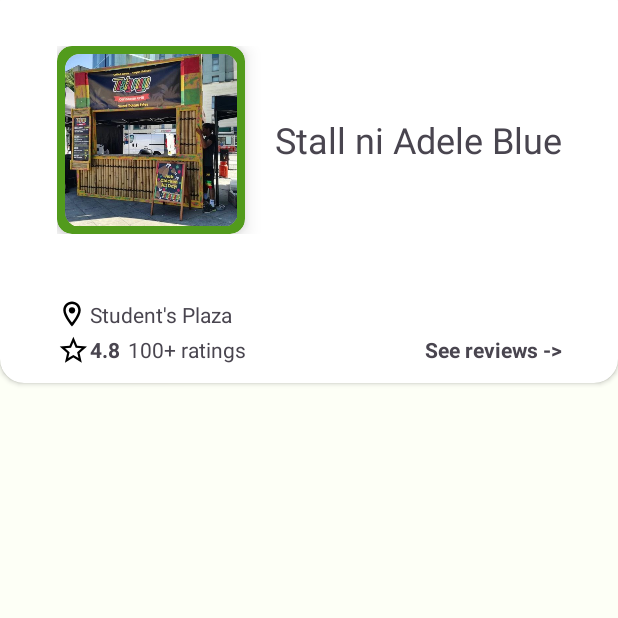
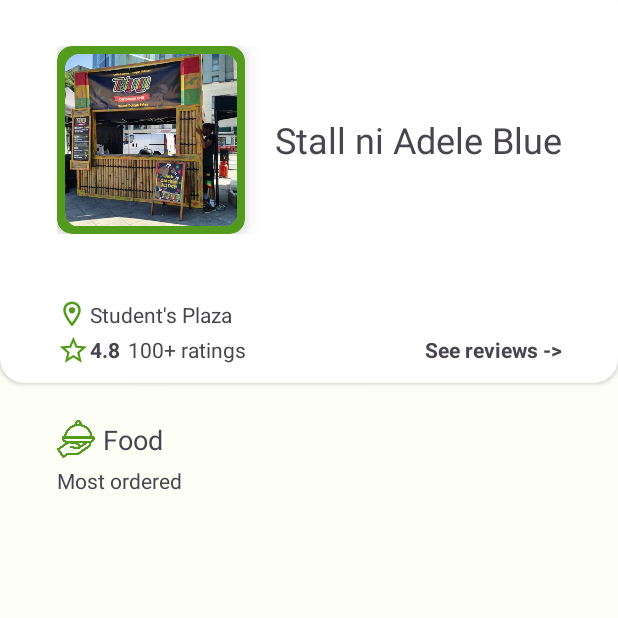
Before and after one commit to Finnmeowtons/UpangEats, an Android app: the fragment StallsInfoFragment shown on its own in the app's theme, on a phone screen of 412 x 824 dp, the top half of it. Run offline under Robolectric (Android 15) with nearby library versions, the light colour scheme and no system bars; Roboto replaces fonts that are not available here.

Commit message:
Added recycler view in stalls info fragment para makapag start na si neil sa recycler view d2

```diff
--- a/app/src/main/res/layout/fragment_stalls_info.xml
+++ b/app/src/main/res/layout/fragment_stalls_info.xml
@@ -93,7 +93,8 @@
                 <ImageView
                     android:layout_width="20dp"
                     android:layout_height="20dp"
-                    android:src="@drawable/outline_location_on_24" />
+                    android:src="@drawable/outline_location_on_24"
+                    app:tint="@color/md_theme_light_primary" />
 
                 <TextView
                     android:layout_marginStart="2dp"
@@ -115,6 +116,7 @@
 
                 <ImageView
                     android:layout_width="20dp"
+                    app:tint="@color/md_theme_light_primary"
                     android:layout_height="20dp"
                     android:src="@drawable/outline_star_outline_24" />
 
@@ -147,7 +149,47 @@
         </androidx.constraintlayout.widget.ConstraintLayout>
     </androidx.cardview.widget.CardView>
 
+    <ImageView
+        android:id="@+id/imageView4"
+        android:layout_width="25dp"
+        android:layout_height="25dp"
+        android:layout_marginStart="38dp"
+        android:layout_marginTop="25dp"
+        app:tint="@color/md_theme_light_primary"
+        android:src="@drawable/cloche_best_selling"
+        app:layout_constraintStart_toStartOf="parent"
+        app:layout_constraintTop_toBottomOf="@+id/cardView6" />
 
+    <TextView
+        android:id="@+id/textView2"
+        android:layout_width="wrap_content"
+        android:layout_height="wrap_content"
+        android:layout_marginStart="5dp"
+        android:text="Food"
+        android:textSize="18sp"
+        app:layout_constraintBottom_toBottomOf="@+id/imageView4"
+        app:layout_constraintStart_toEndOf="@+id/imageView4"
+        app:layout_constraintTop_toTopOf="@+id/imageView4" />
 
+    <TextView
+        android:id="@+id/textView10"
+        android:layout_width="wrap_content"
+        android:layout_height="wrap_content"
+        android:layout_marginTop="5dp"
+        android:text="Most ordered"
+        app:layout_constraintStart_toStartOf="@+id/imageView4"
+        app:layout_constraintTop_toBottomOf="@+id/textView2" />
+
+    <androidx.recyclerview.widget.RecyclerView
+        android:layout_width="0dp"
+        android:layout_height="0dp"
+        app:layout_constraintBottom_toBottomOf="parent"
+        app:layout_constraintEnd_toEndOf="parent"
+        app:layout_constraintStart_toStartOf="parent"
+        app:layout_constraintTop_toBottomOf="@id/textView10"
+        android:layout_marginStart="10dp"
+        android:layout_marginEnd="10dp"
+        android:layout_marginTop="10dp"
+        />
 
 </androidx.constraintlayout.widget.ConstraintLayout>
```
Also changed, not shown: app/src/main/res/drawable/cloche_best_selling.png (added).
